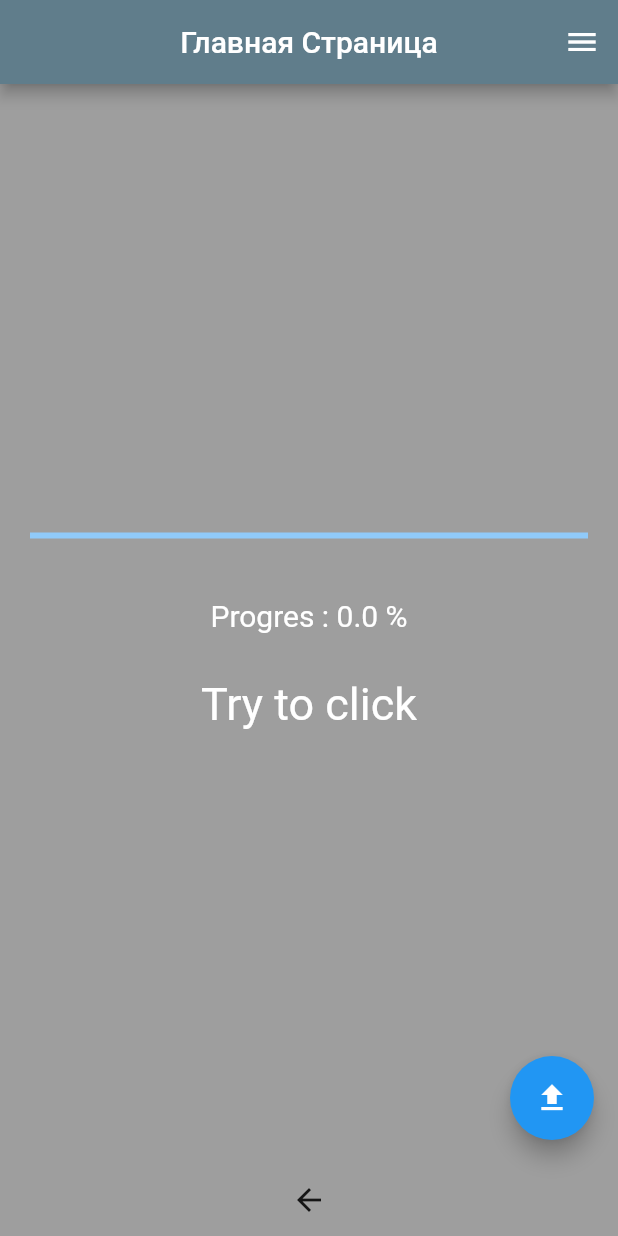
After one commit to Mortus19/flutter_lessons, a Flutter app: the screen it shows after launch, on a phone screen of 412 x 824 dp. The commit adds this screen. Run offline on Flutter 3.47's test engine with Material 2 defaults, Android fonts, the phone set to English and light mode, and no system bars.

Commit message:
Just Playing 2.0

```diff
--- /dev/null
+++ b/lib/UI/pages/main_page.dart
@@ -0,0 +1,81 @@
+import 'dart:async';
+
+import 'package:flutter/material.dart';
+import 'package:flutter_lessons/UI/widgets/menu.dart';
+
+class MainPage extends StatefulWidget {
+  @override
+  State<StatefulWidget> createState() {
+    return _MainPage();
+  }
+}
+
+class _MainPage extends State<MainPage> {
+  double progress_bar = 0;
+  String message = "Try to click";
+
+  void Reset() {
+    setState(() {
+      progress_bar = 0;
+    });
+  }
+
+  void Start() {
+    Timer.periodic(const Duration(seconds: 1), (timer) {
+      setState(() {
+        progress_bar += 0.1;
+      });
+      if (progress_bar >= 1) {
+        setState(() {
+          progress_bar = 1;
+        });
+        timer.cancel();
+      }
+    });
+  }
+
+  @override
+  Widget build(BuildContext context) {
+
+    return Scaffold(
+      endDrawer:get_menu(context),
+      bottomNavigationBar: BackButton(onPressed: Reset),
+      appBar: AppBar(
+        backgroundColor: Colors.blueGrey,
+        title: Text("Главная Страница"),
+        centerTitle: true,
+      ),
+      backgroundColor: Colors.grey,
+      body: Center(
+        child: Column(mainAxisAlignment: MainAxisAlignment.center, children: [
+          Padding(
+            padding: const EdgeInsets.all(20),
+            child: LinearProgressIndicator(value: progress_bar),
+          ),
+          Padding(
+            padding: const EdgeInsets.all(20),
+            child: Text(
+              "Progres : ${progress_bar * 100} %",
+              style: TextStyle(color: Colors.white, fontSize: 20),
+            ),
+          ),
+          Padding(
+            padding: const EdgeInsets.all(10),
+            child: Text(
+              message,
+              style: const TextStyle(
+                fontSize: 30,
+                color: Colors.white,
+              ),
+            ),
+          ),
+        ]),
+      ),
+      floatingActionButton: FloatingActionButton(
+        onPressed: Start,
+        child: Icon(Icons.upload),
+        tooltip: "Снос Кабины",
+      ),
+    );
+  }
+}
--- /dev/null
+++ b/lib/UI/widgets/menu.dart
@@ -0,0 +1,59 @@
+import 'package:flutter/material.dart';
+import 'package:flutter_lessons/UI/pages/dogs_page.dart';
+
+import '../pages/main_page.dart';
+import '../pages/cats_page.dart';
+import '../pages/moose_page.dart';
+
+Widget get_menu(BuildContext context) {
+  double w = MediaQuery.of(context).size.width;
+  double h = MediaQuery.of(context).size.height;
+  return Container(
+      width: w * 0.3,
+      color: Colors.amber,
+      child: Column(
+        children: [
+          ListTile(
+            title: Text("Главная", textAlign: TextAlign.center),
+            onTap: () {
+              Navigator.of(context).pushReplacement(
+                  MaterialPageRoute(builder: (BuildContext context) {
+                return MainPage();
+              }));
+            },
+            contentPadding: EdgeInsets.all(20),
+          ),
+          ListTile(
+            title: Text("Идем в Псарню", textAlign: TextAlign.center),
+            onTap: () {
+              Navigator.of(context).pushReplacement(
+                  MaterialPageRoute(builder: (BuildContext context) {
+                return DogsPage();
+              }));
+            },
+            contentPadding: EdgeInsets.all(20),
+          ),
+          ListTile(
+            title: Text("Идем в Котарню", textAlign: TextAlign.center),
+            onTap: () {
+
+              Navigator.of(context).pushReplacement(
+                  MaterialPageRoute(builder: (BuildContext context) {
+                return CatsPage();
+              }));
+            },
+            contentPadding: EdgeInsets.all(20),
+          ),
+          ListTile(
+            title: Text("Идем в Лосярню", textAlign: TextAlign.center),
+            onTap: () {
+              Navigator.of(context).pushReplacement(
+                  MaterialPageRoute(builder: (BuildContext context) {
+                return MoosePage();
+              }));
+            },
+            contentPadding: EdgeInsets.all(20),
+          ),
+        ],
+      ));
+}
```
Also changed, not shown: lib/UI/pages/cats_page.dart (added, +17 -0 lines), lib/UI/pages/dogs_page.dart (added, +17 -0 lines), lib/UI/pages/moose_page.dart (added, +18 -0 lines), lib/UI/widgets/my_widget.dart (added, +32 -0 lines), lib/UI/widgets/pattern_page.dart (added, +56 -0 lines), lib/main.dart (+3 -12 lines), lib/second_file.dart (deleted, +0 -121 lines), pubspec.yaml (+8 -4 lines), assets/images/cats/kot1.gif (added), assets/images/cats/kot2.gif (added), assets/images/dogs/pes1.gif (added), assets/images/dogs/pes2.gif (added), pubspec.lock, 2 other files.
